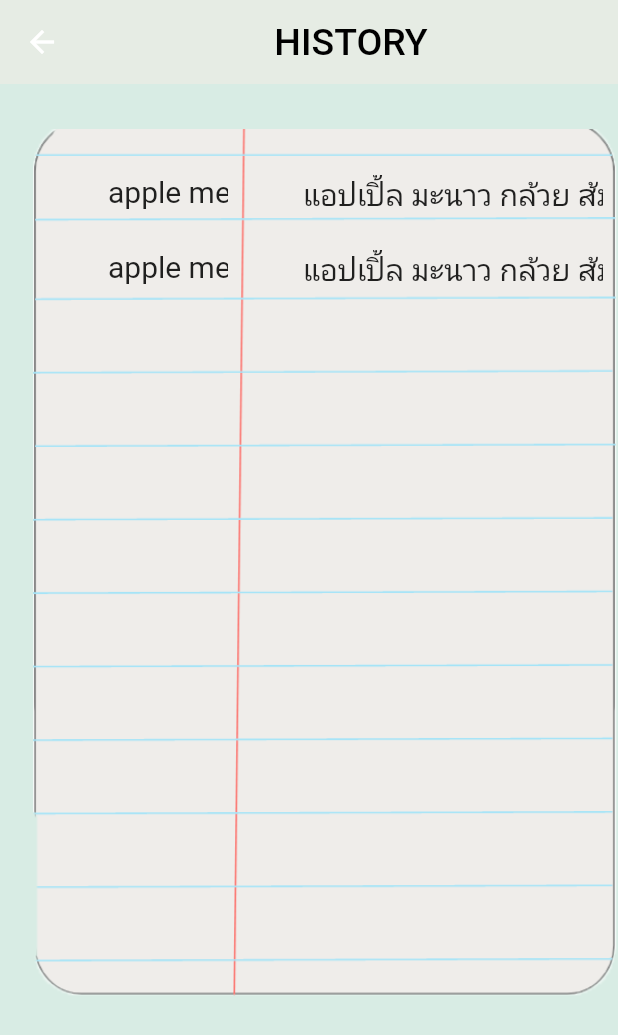
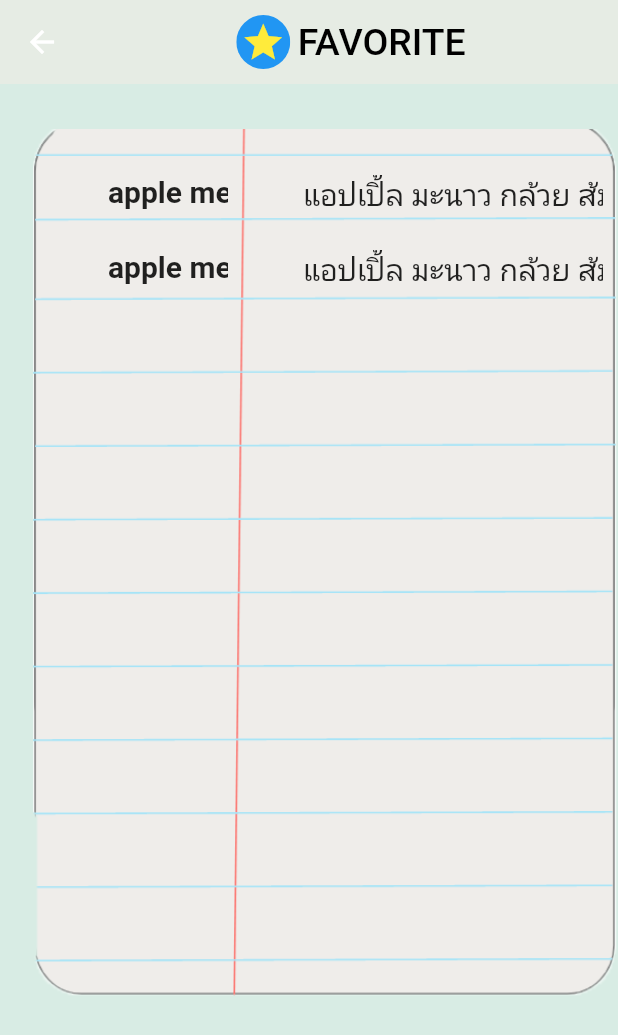
Before and after one commit to mukuro557/miniprojectmobile, a Flutter app: the Favorite screen opened directly, on a phone screen of 412 x 824 dp. Shown: the top 1035 px of the screen. Run offline on Flutter 3.47's test engine with Material 2 defaults, Android fonts, the phone set to English and light mode, and no system bars; our stand-ins replace flutter_tts, shared_preferences, sqflite; missing offline and left inert: autocomplete_textfield, clipboard; accounts and stored records are empty; statements that could not run were skipped.

Commit message:
edit font and add icon

```diff
--- a/miniprojectdic/lib/favorite.dart
+++ b/miniprojectdic/lib/favorite.dart
@@ -12,11 +12,32 @@ class _FavoriteState extends State<Favorite> {
     return Scaffold(
       backgroundColor: Color.fromRGBO(216, 236, 228, 5),
       appBar: AppBar(
-        title: Center(
-          child: Text(
-            'HISTORY',
-            style: TextStyle(color: Colors.black, fontSize: 25),
-          ),
+        title: Row(
+          mainAxisAlignment: MainAxisAlignment.center,
+          children: [
+            ClipOval(
+              child: Material(
+                color: Colors.blue[500], // button color
+                child: InkWell(
+                  child: SizedBox(
+                      width: 36,
+                      height: 36,
+                      child: Icon(
+                        Icons.star,
+                        size: 30,
+                        color: Colors.yellow,
+                      )),
+                ),
+              ),
+            ),
+            SizedBox(
+              width: 5,
+            ),
+            Text(
+              'FAVORITE',
+              style: TextStyle(color: Colors.black, fontSize: 25),
+            ),
+          ],
         ),
         elevation: 0,
         backgroundColor: Color.fromRGBO(230, 236, 228, 50),
@@ -63,6 +84,7 @@ class _FavoriteState extends State<Favorite> {
                                               'apple melmon',
                                               style: TextStyle(
                                                 fontSize: 20,
+                                                fontWeight: FontWeight.bold,
                                               ),
                                             ),
                                           ),
@@ -119,8 +141,8 @@ class _FavoriteState extends State<Favorite> {
                                             child: Text(
                                               'apple melmon',
                                               style: TextStyle(
-                                                fontSize: 20,
-                                              ),
+                                                  fontSize: 20,
+                                                  fontWeight: FontWeight.bold),
                                             ),
                                           ),
                                         ],
```
